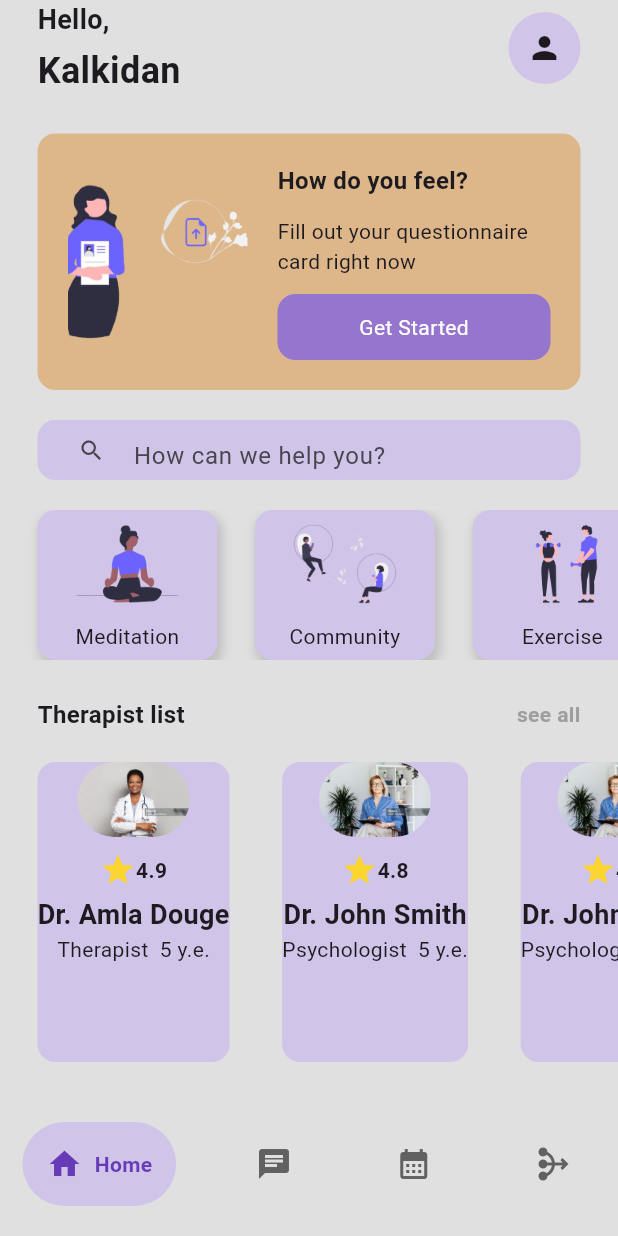
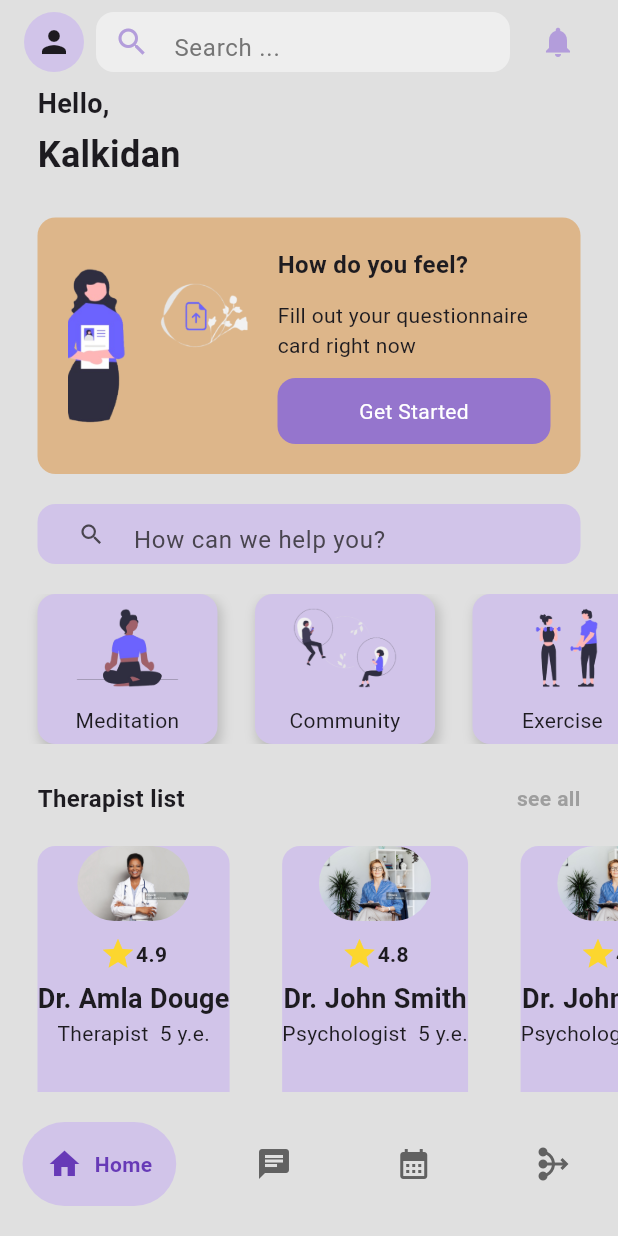
Before and after one commit to Fikiremariyam/teraflow, a Flutter app: the HomePage screen opened directly, on a phone screen of 412 x 824 dp. Run offline on Flutter 3.47's test engine with Material 3 defaults, Android fonts, the phone set to English and light mode, and no system bars; drawn by our look-alikes of google_nav_bar; our stand-ins replace cloud_firestore, file_picker, firebase_auth, firebase_core, form_validator, image_picker and 1 more; missing offline and left inert: dart:ffi; accounts and stored records are empty.

Commit message:
added the app bar

```diff
--- a/lib/pages/home_page.dart
+++ b/lib/pages/home_page.dart
@@ -37,6 +37,55 @@ class _HomePageState extends State<HomePage> {
   @override
   Widget build(BuildContext context) {
     return Scaffold(
+      appBar: AppBar(
+        backgroundColor: Colors.grey[300],
+        automaticallyImplyLeading: false,
+        title: Row(
+          children: [
+              GestureDetector(
+                        onTap: ()
+                                      {
+                                        _scaffoldKey.currentState?.openDrawer();
+                                      },
+                       child:
+                        Container(
+                          padding: EdgeInsets.all(8),
+                          decoration: BoxDecoration(
+                            color: Colors.deepPurple[100],
+                            borderRadius: BorderRadius.circular(50),
+                          ),
+                          child: Icon(Icons.person),
+                        ),
+                        )
+                     ,
+            SizedBox(width: 8.0),
+            Expanded(
+              child: Container(
+                height: 40.0,
+                decoration: BoxDecoration(
+                  color: Colors.grey[200],
+                  borderRadius: BorderRadius.circular(12.0),
+                ),
+                child: TextField(
+                  decoration: InputDecoration(
+                    hintText: 'Search ...',
+                    hintStyle: TextStyle(color: Colors.grey[600]),
+                    prefixIcon:
+                        Icon(Icons.search, color: Colors.deepPurple[200]),
+                    border: InputBorder.none,
+                  ),
+                ),
+              ),
+            ),
+            SizedBox(width: 8.0),
+            IconButton(
+              icon: Icon(Icons.notifications, color: Colors.deepPurple[200]),
+              onPressed: () {},
+            ),
+          ],
+        ),
+      ),
+
       key: _scaffoldKey,
       backgroundColor: Colors.grey[300],
       drawer: Drawer(//a drawer which  contains the user prfile and some of navications
@@ -214,21 +263,6 @@ class _HomePageState extends State<HomePage> {
                             ],
                           ),
                         ),
-                       GestureDetector(
-                        onTap: ()
-                                      {
-                                        _scaffoldKey.currentState?.openDrawer();
-                                      },
-                       child:
-                        Container(
-                          padding: EdgeInsets.all(12),
-                          decoration: BoxDecoration(
-                            color: Colors.deepPurple[100],
-                            borderRadius: BorderRadius.circular(50),
-                          ),
-                          child: Icon(Icons.person),
-                        ),
-                        )
                       ],
                     ),
                   ),
--- a/lib/pages/searchpage.dart
+++ b/lib/pages/searchpage.dart
@@ -19,7 +19,7 @@ class _SearchpageState extends State<Searchpage> {
   Widget build(BuildContext context) {
     return Scaffold(
       appBar:AppBar(
-        title: Text("Search For A  user"),
+        title: Text("Search For A  psyctist "),
         flexibleSpace: Container(
     decoration: BoxDecoration(
       gradient: LinearGradient(
@@ -54,9 +54,9 @@ class _SearchpageState extends State<Searchpage> {
             future: FirebaseFirestore.instance.collection('users').where('email',isEqualTo: username).get(),// passed the search result to the snapshot
             builder: (context,snapshot){
               for (var doc in snapshot.data!.docs) {
-                print("searched data");
-               print(doc.id); // Prints the document ID
-              print(doc.data()); // Prints the document data as a map
+                //print("searched data");
+               //print(doc.id); // Prints the document ID
+              //print(doc.data()); // Prints the document data as a map
                   }
 
               var filtered = snapshot.data!.docs.where((doc){
@@ -98,7 +98,7 @@ class _SearchpageState extends State<Searchpage> {
                           }
                     if ( chatExists == false ){
                         //create a new chat
-                        print("nodoc");
+                       // print("nodoc");
                         // the data
                          var data ={
                           'users':[
--- a/lib/pages/utils/chats/chatpage_main.dart
+++ b/lib/pages/utils/chats/chatpage_main.dart
@@ -3,8 +3,8 @@ import 'package:file_picker/file_picker.dart'; // Import file picker package
 import 'package:intl/intl.dart'; // To format the timestamp
 import 'package:teraflow/pages/videocall_page.dart';
 import 'package:firebase_auth/firebase_auth.dart';
+import 'package:cloud_firestore/cloud_firestore.dart';
 
-import 'package:cloud_firestore/cloud_firestore.dart';
 
 class ChatpageMain extends StatefulWidget {
     final DocumentSnapshot doc;
```
